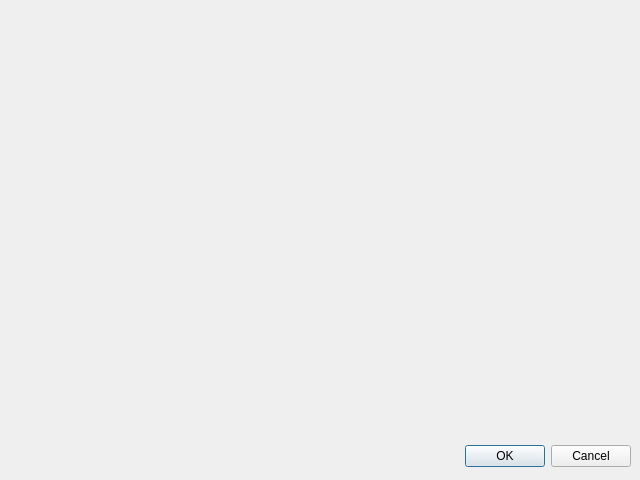
First picture: the form in src/ui/xmpp/gkxmppmessagedialog.ui, repository GekkoFyre/small-world-deluxe, before the edit.
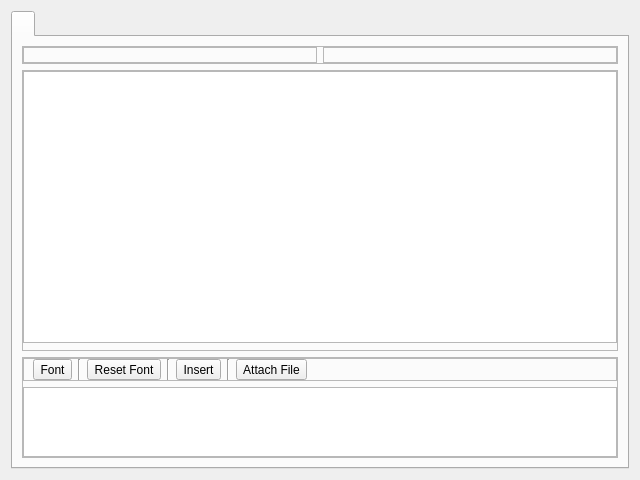
Second picture: the form after the edit.

Patch:
```diff
--- a/src/ui/xmpp/gkxmppmessagedialog.ui
+++ b/src/ui/xmpp/gkxmppmessagedialog.ui
@@ -12,22 +12,254 @@
   <property name="windowTitle">
    <string>Dialog</string>
   </property>
-  <widget class="QDialogButtonBox" name="buttonBox">
-   <property name="geometry">
-    <rect>
-     <x>10</x>
-     <y>440</y>
-     <width>621</width>
-     <height>32</height>
-    </rect>
-   </property>
-   <property name="orientation">
-    <enum>Qt::Horizontal</enum>
-   </property>
-   <property name="standardButtons">
-    <set>QDialogButtonBox::Cancel|QDialogButtonBox::Ok</set>
-   </property>
-  </widget>
+  <layout class="QVBoxLayout" name="verticalLayout">
+   <item>
+    <widget class="QTabWidget" name="tabWidget_chat_window">
+     <property name="currentIndex">
+      <number>0</number>
+     </property>
+     <widget class="QWidget" name="tab_user_msg">
+      <attribute name="title">
+       <string>&lt;callsign-2&gt;</string>
+      </attribute>
+      <layout class="QVBoxLayout" name="verticalLayout_2">
+       <item>
+        <widget class="QFrame" name="frame_callsign">
+         <property name="frameShape">
+          <enum>QFrame::StyledPanel</enum>
+         </property>
+         <property name="frameShadow">
+          <enum>QFrame::Raised</enum>
+         </property>
+         <layout class="QHBoxLayout" name="horizontalLayout">
+          <property name="leftMargin">
+           <number>0</number>
+          </property>
+          <property name="topMargin">
+           <number>0</number>
+          </property>
+          <property name="rightMargin">
+           <number>0</number>
+          </property>
+          <property name="bottomMargin">
+           <number>0</number>
+          </property>
+          <item>
+           <widget class="QFrame" name="frame_callsign_2_info">
+            <property name="frameShape">
+             <enum>QFrame::StyledPanel</enum>
+            </property>
+            <property name="frameShadow">
+             <enum>QFrame::Raised</enum>
+            </property>
+            <layout class="QFormLayout" name="formLayout">
+             <property name="leftMargin">
+              <number>0</number>
+             </property>
+             <property name="topMargin">
+              <number>0</number>
+             </property>
+             <property name="rightMargin">
+              <number>0</number>
+             </property>
+             <property name="bottomMargin">
+              <number>0</number>
+             </property>
+             <item row="0" column="0">
+              <widget class="QLabel" name="label_callsign_2_icon">
+               <property name="text">
+                <string>&lt;callsign-2-icon&gt;</string>
+               </property>
+              </widget>
+             </item>
+             <item row="0" column="1">
+              <widget class="QLabel" name="label_callsign_2_name">
+               <property name="text">
+                <string>&lt;callsign-2&gt;</string>
+               </property>
+              </widget>
+             </item>
+            </layout>
+           </widget>
+          </item>
+          <item>
+           <widget class="QFrame" name="frame_2">
+            <property name="frameShape">
+             <enum>QFrame::StyledPanel</enum>
+            </property>
+            <property name="frameShadow">
+             <enum>QFrame::Raised</enum>
+            </property>
+           </widget>
+          </item>
+         </layout>
+        </widget>
+       </item>
+       <item>
+        <widget class="QFrame" name="frame_recv_msg_dialog">
+         <property name="sizePolicy">
+          <sizepolicy hsizetype="Preferred" vsizetype="Preferred">
+           <horstretch>0</horstretch>
+           <verstretch>75</verstretch>
+          </sizepolicy>
+         </property>
+         <property name="frameShape">
+          <enum>QFrame::StyledPanel</enum>
+         </property>
+         <property name="frameShadow">
+          <enum>QFrame::Raised</enum>
+         </property>
+         <layout class="QVBoxLayout" name="verticalLayout_3">
+          <property name="leftMargin">
+           <number>0</number>
+          </property>
+          <property name="topMargin">
+           <number>0</number>
+          </property>
+          <property name="rightMargin">
+           <number>0</number>
+          </property>
+          <property name="bottomMargin">
+           <number>7</number>
+          </property>
+          <item>
+           <widget class="QTextBrowser" name="textBrowser_recv_msg_dialog">
+            <property name="horizontalScrollBarPolicy">
+             <enum>Qt::ScrollBarAlwaysOff</enum>
+            </property>
+           </widget>
+          </item>
+         </layout>
+        </widget>
+       </item>
+       <item>
+        <widget class="QFrame" name="frame_tx_msg_dialog">
+         <property name="sizePolicy">
+          <sizepolicy hsizetype="Preferred" vsizetype="Preferred">
+           <horstretch>0</horstretch>
+           <verstretch>25</verstretch>
+          </sizepolicy>
+         </property>
+         <property name="frameShape">
+          <enum>QFrame::StyledPanel</enum>
+         </property>
+         <property name="frameShadow">
+          <enum>QFrame::Raised</enum>
+         </property>
+         <layout class="QVBoxLayout" name="verticalLayout_4">
+          <property name="leftMargin">
+           <number>0</number>
+          </property>
+          <property name="topMargin">
+           <number>0</number>
+          </property>
+          <property name="rightMargin">
+           <number>0</number>
+          </property>
+          <property name="bottomMargin">
+           <number>0</number>
+          </property>
+          <item>
+           <widget class="QFrame" name="frame_tx_msg_settings">
+            <property name="frameShape">
+             <enum>QFrame::StyledPanel</enum>
+            </property>
+            <property name="frameShadow">
+             <enum>QFrame::Raised</enum>
+            </property>
+            <layout class="QHBoxLayout" name="horizontalLayout_2">
+             <property name="topMargin">
+              <number>0</number>
+             </property>
+             <property name="rightMargin">
+              <number>0</number>
+             </property>
+             <property name="bottomMargin">
+              <number>0</number>
+             </property>
+             <item>
+              <widget class="QToolButton" name="toolButton_font">
+               <property name="text">
+                <string>Font</string>
+               </property>
+              </widget>
+             </item>
+             <item>
+              <widget class="Line" name="line">
+               <property name="orientation">
+                <enum>Qt::Vertical</enum>
+               </property>
+              </widget>
+             </item>
+             <item>
+              <widget class="QToolButton" name="toolButton_font_reset">
+               <property name="text">
+                <string>Reset Font</string>
+               </property>
+              </widget>
+             </item>
+             <item>
+              <widget class="Line" name="line_2">
+               <property name="orientation">
+                <enum>Qt::Vertical</enum>
+               </property>
+              </widget>
+             </item>
+             <item>
+              <widget class="QToolButton" name="toolButton_insert">
+               <property name="text">
+                <string>Insert</string>
+               </property>
+              </widget>
+             </item>
+             <item>
+              <widget class="Line" name="line_3">
+               <property name="orientation">
+                <enum>Qt::Vertical</enum>
+               </property>
+              </widget>
+             </item>
+             <item>
+              <widget class="QToolButton" name="toolButton_attach_file">
+               <property name="text">
+                <string>Attach File</string>
+               </property>
+              </widget>
+             </item>
+             <item>
+              <spacer name="horizontalSpacer_2">
+               <property name="orientation">
+                <enum>Qt::Horizontal</enum>
+               </property>
+               <property name="sizeHint" stdset="0">
+                <size>
+                 <width>40</width>
+                 <height>20</height>
+                </size>
+               </property>
+              </spacer>
+             </item>
+            </layout>
+           </widget>
+          </item>
+          <item>
+           <widget class="QTextEdit" name="textEdit_tx_msg_dialog">
+            <property name="horizontalScrollBarPolicy">
+             <enum>Qt::ScrollBarAlwaysOff</enum>
+            </property>
+            <property name="acceptRichText">
+             <bool>false</bool>
+            </property>
+           </widget>
+          </item>
+         </layout>
+        </widget>
+       </item>
+      </layout>
+     </widget>
+    </widget>
+   </item>
+  </layout>
  </widget>
  <resources/>
  <connections>
```
Left out of the diff: 38 changed lines with no effect on the pictures.
